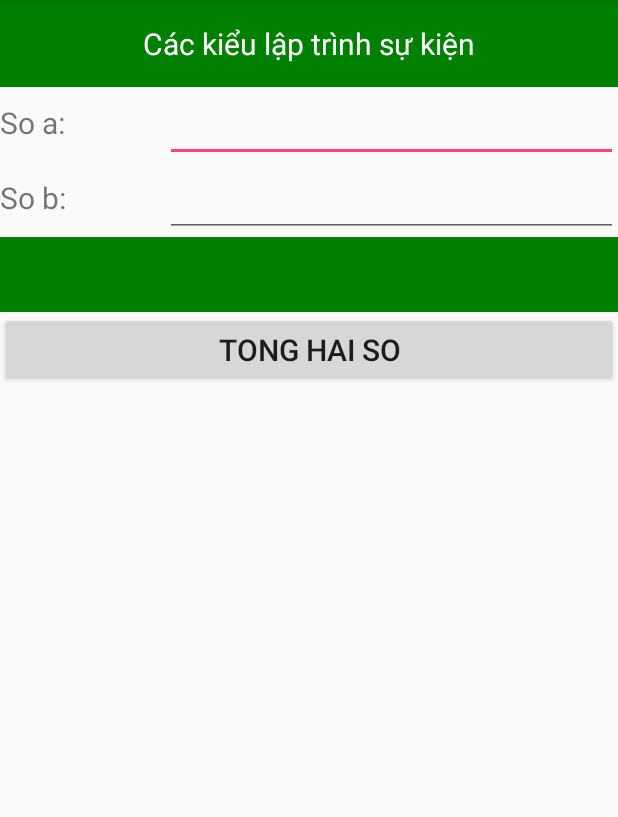
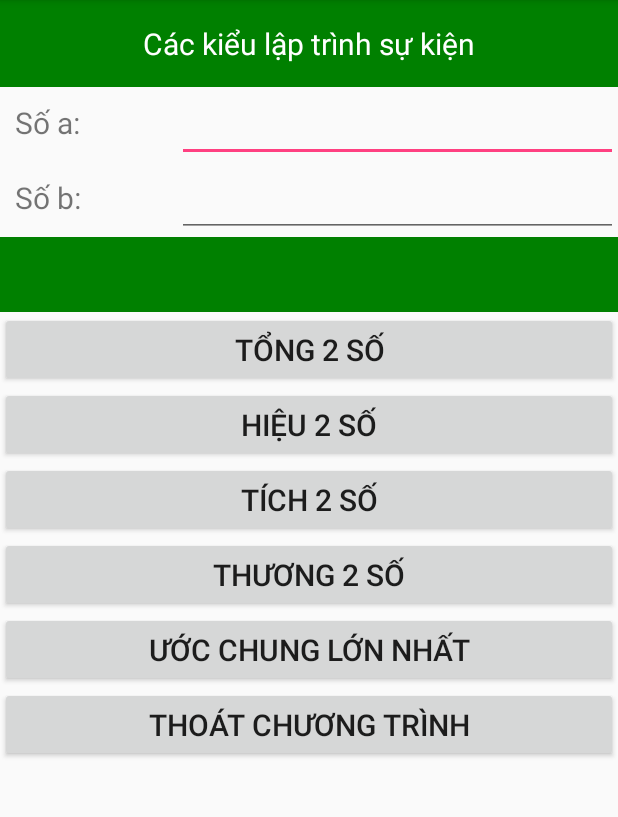
Before and after one commit to gophile98/BaiTapThucHanh_LyThuyet_Android, an Android app: the screen it shows after launch (MainActivity), on a phone screen of 412 x 824 dp, the part 84-901 px from its top. Run offline under Robolectric (Android 15) with nearby library versions, the phone set to English and light mode, and no system bars.

Commit message:
first commit

```diff
--- a/BaiTap1/app/src/main/java/com/example/student/baitap1/MainActivity.java
+++ b/BaiTap1/app/src/main/java/com/example/student/baitap1/MainActivity.java
@@ -1,13 +1,116 @@
 package com.example.student.baitap1;
 
+import android.content.Intent;
 import android.support.v7.app.AppCompatActivity;
 import android.os.Bundle;
+import android.util.AndroidException;
+import android.view.View;
+import android.widget.Button;
+import android.widget.EditText;
+import android.widget.TextView;
+
+import java.util.Scanner;
 
 public class MainActivity extends AppCompatActivity {
+    EditText soa, sob;
+    Button btntong, btnhieu, btntich, btnthuong, btnthoat, btnucln;
+    TextView kq;
+     int firstNumber, secondNumber, temp1, temp2, uscln, bscnn;
+
 
     @Override
     protected void onCreate(Bundle savedInstanceState) {
         super.onCreate(savedInstanceState);
         setContentView(R.layout.activity_main);
+
+
+        soa = findViewById(R.id.soa);
+        sob = findViewById(R.id.sob);
+        btntong = findViewById(R.id.btntong);
+        btnhieu = findViewById(R.id.btnhieu);
+        btntich = findViewById(R.id.btntich);
+        btnthuong = findViewById(R.id.btnthuong);
+        btnthoat = findViewById(R.id.btnthoat);
+        btnucln = findViewById(R.id.btntucln);
+        kq = findViewById(R.id.kq);
+
+        btntong.setOnClickListener(new View.OnClickListener() {
+            @Override
+            public void onClick(View view) {
+                int hsoa = Integer.parseInt(soa.getText().toString());
+                int hsob = Integer.parseInt(sob.getText().toString());
+                int tong = hsoa+hsob;
+                kq.setText("Tổng: "+tong);
+            }
+        });
+
+        btnhieu.setOnClickListener(new View.OnClickListener() {
+            @Override
+            public void onClick(View view) {
+                int hsoa = Integer.parseInt(soa.getText().toString());
+                int hsob = Integer.parseInt(sob.getText().toString());
+                int hieu = hsoa-hsob;
+                kq.setText("Hiệu: "+hieu);
+            }
+        });
+        btntich.setOnClickListener(new View.OnClickListener() {
+            @Override
+            public void onClick(View view) {
+                int hsoa = Integer.parseInt(soa.getText().toString());
+                int hsob = Integer.parseInt(sob.getText().toString());
+                int tich = hsoa*hsob;
+                kq.setText("Tích: "+tich);
+            }
+        });
+
+        btnthuong.setOnClickListener(new View.OnClickListener() {
+            @Override
+            public void onClick(View view) {
+                int hsoa = Integer.parseInt(soa.getText().toString());
+                int hsob = Integer.parseInt(sob.getText().toString());
+                int thuong = hsoa/hsob;
+                kq.setText("Thương: "+thuong);
+            }
+        });
+        btnucln.setOnClickListener(new View.OnClickListener() {
+            Scanner scann;
+            @Override
+            public void onClick(View view) {
+                int hsoa = Integer.parseInt(soa.getText().toString());
+                int hsob = Integer.parseInt(sob.getText().toString());
+
+                while ((firstNumber <=0)||(secondNumber <=0) ){
+
+                    firstNumber = scann.nextInt();
+                    secondNumber = scann.nextInt();
+
+
+                    temp1= firstNumber;
+                    temp2 = secondNumber;
+
+                    while (temp1 !=temp2){
+                        if(temp1 > temp2){
+                            temp1 -= temp2;
+                        }else {
+                            temp2 -= temp1;
+
+                        }
+                    }
+                    uscln= temp1;
+
+                    kq.setText("Ước chung lớn nhất: "+ firstNumber +"và"+ secondNumber + "và"+ uscln);
+                }
+            }
+        });
+
+        btnthoat.setOnClickListener(new View.OnClickListener() {
+            @Override
+            public void onClick(View view) {
+                finish();
+            }
+        });
+
+
     }
+
 }
--- a/BaiTap1/app/src/main/res/layout/activity_main.xml
+++ b/BaiTap1/app/src/main/res/layout/activity_main.xml
@@ -27,10 +27,11 @@
         android:layout_height="50dp">
 
         <TextView
+            android:layout_marginLeft="10dp"
             android:layout_width="0dp"
             android:layout_height="wrap_content"
             android:layout_weight="1"
-            android:text="So a:"
+            android:text="Số a:"
             android:textSize="20dp" />
         <EditText
             android:layout_weight="3"
@@ -45,21 +46,25 @@
         android:layout_width="match_parent"
         android:layout_height="50dp">
         <TextView
+            android:layout_marginLeft="10dp"
             android:layout_weight="1"
             android:layout_width="0dp"
             android:layout_height="wrap_content"
-            android:text="So b:"
+            android:text="Số b:"
             android:textSize="20dp"
             />
         <EditText
+            android:id="@+id/sob"
             android:layout_weight="3"
-            android:id="@+id/sob"
             android:layout_marginLeft="10dp"
             android:layout_width="0dp"
             android:layout_height="match_parent" />
 
     </LinearLayout>
-    <EditText
+    <TextView
+        android:gravity="center"
+        android:textSize="30dp"
+        android:textColor="#FFFFFF"
         android:id="@+id/kq"
         android:layout_width="match_parent"
         android:background="#008000"
@@ -68,11 +73,47 @@
     <Button
         android:id="@+id/btntong"
         android:layout_width="match_parent"
-        android:text="TONG HAI SO"
+        android:text="tổng 2 số"
+        android:textSize="20dp"
+        android:layout_height="50dp" />
+
+    <Button
+        android:id="@+id/btnhieu"
+        android:layout_width="match_parent"
+        android:text="hiệu 2 số"
+        android:textSize="20dp"
+        android:layout_height="50dp" />
+
+
+    <Button
+        android:id="@+id/btntich"
+        android:layout_width="match_parent"
+        android:text="tích 2 số"
+        android:textSize="20dp"
+        android:layout_height="50dp" />
+
+    <Button
+        android:id="@+id/btnthuong"
+        android:layout_width="match_parent"
+        android:text="thương 2 số"
+        android:textSize="20dp"
+        android:layout_height="50dp" />
+
+    <Button
+        android:id="@+id/btntucln"
+        android:layout_width="match_parent"
+        android:text="ước chung lớn nhất"
+        android:textSize="20dp"
+        android:layout_height="50dp" />
+    <Button
+        android:id="@+id/btnthoat"
+        android:layout_width="match_parent"
+        android:text="thoát chương trình"
         android:textSize="20dp"
         android:layout_height="50dp" />
 
 
 
 
+
 </LinearLayout>
```
